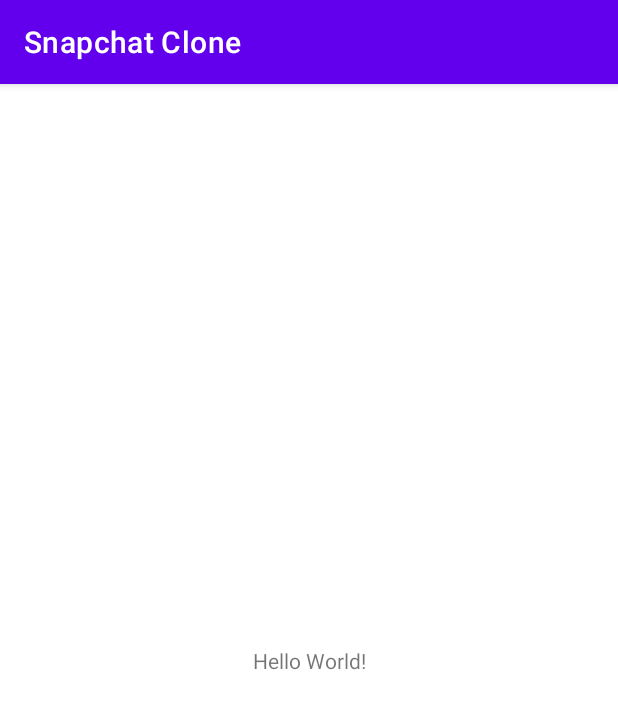
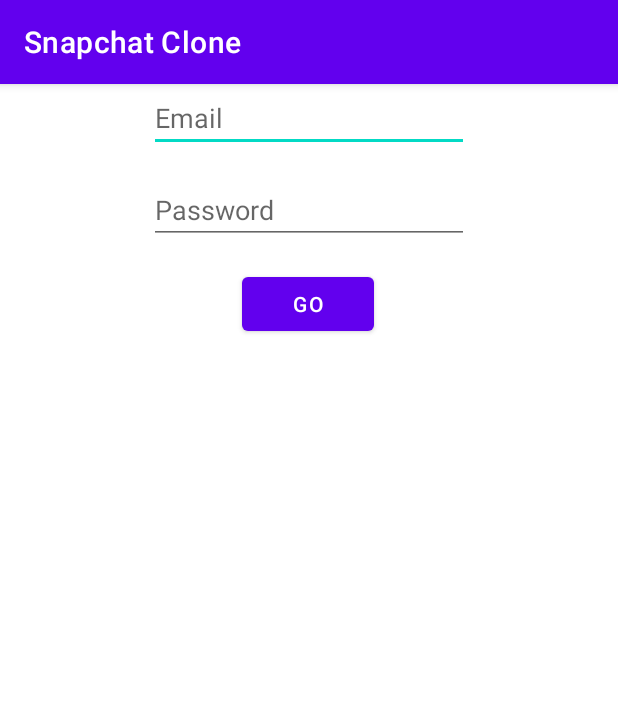
Before and after one commit to princenyamadi/Snapchat-Clone-Kotlin, an Android app: the screen it shows after launch (MainActivity), on a phone screen of 412 x 824 dp. Shown: the top 709 px of the screen. Run offline under Robolectric (Android 15) with nearby library versions, the phone set to English and light mode, and no system bars.

Commit message:
[feat]: Added UI and initialized widgets

```diff
--- a/app/src/main/java/tech/peny/snapchatclone/MainActivity.kt
+++ b/app/src/main/java/tech/peny/snapchatclone/MainActivity.kt
@@ -2,10 +2,28 @@ package tech.peny.snapchatclone
 
 import androidx.appcompat.app.AppCompatActivity
 import android.os.Bundle
+import android.view.View
+import android.widget.EditText
 
 class MainActivity : AppCompatActivity() {
+
+    var emailEditText: EditText? = null
+    var passwordEditText: EditText? = null
+
+
+
     override fun onCreate(savedInstanceState: Bundle?) {
         super.onCreate(savedInstanceState)
         setContentView(R.layout.activity_main)
+
+
+        emailEditText = findViewById(R.id.emailEditText)
+        passwordEditText = findViewById(R.id.passwordEditText)
+
+    }
+
+
+    fun goClicked(view: View){
+
     }
 }
--- a/app/src/main/res/layout/activity_main.xml
+++ b/app/src/main/res/layout/activity_main.xml
@@ -6,13 +6,40 @@
     android:layout_height="match_parent"
     tools:context=".MainActivity">
 
-    <TextView
+    <EditText
+        android:id="@+id/emailEditText"
         android:layout_width="wrap_content"
         android:layout_height="wrap_content"
-        android:text="Hello World!"
-        app:layout_constraintBottom_toBottomOf="parent"
-        app:layout_constraintLeft_toLeftOf="parent"
-        app:layout_constraintRight_toRightOf="parent"
-        app:layout_constraintTop_toTopOf="parent" />
+        android:ems="10"
+        android:hint="Email"
+        android:inputType="textEmailAddress"
+        app:layout_constraintEnd_toEndOf="parent"
+        app:layout_constraintHorizontal_bias="0.5"
+        app:layout_constraintStart_toStartOf="parent"
+        tools:layout_editor_absoluteY="183dp" />
 
+    <EditText
+        android:id="@+id/passwordEditText"
+        android:layout_width="wrap_content"
+        android:layout_height="wrap_content"
+        android:layout_marginTop="16dp"
+        android:ems="10"
+        android:hint="Password"
+        android:inputType="textPassword"
+        app:layout_constraintEnd_toEndOf="parent"
+        app:layout_constraintHorizontal_bias="0.5"
+        app:layout_constraintStart_toStartOf="parent"
+        app:layout_constraintTop_toBottomOf="@+id/emailEditText" />
+
+    <Button
+        android:id="@+id/goButton"
+        android:layout_width="wrap_content"
+        android:layout_height="wrap_content"
+        android:layout_marginTop="16dp"
+        android:onClick="goClicked"
+        android:text="Go"
+        app:layout_constraintEnd_toEndOf="parent"
+        app:layout_constraintHorizontal_bias="0.498"
+        app:layout_constraintStart_toStartOf="parent"
+        app:layout_constraintTop_toBottomOf="@+id/passwordEditText" />
 </androidx.constraintlayout.widget.ConstraintLayout>
```
